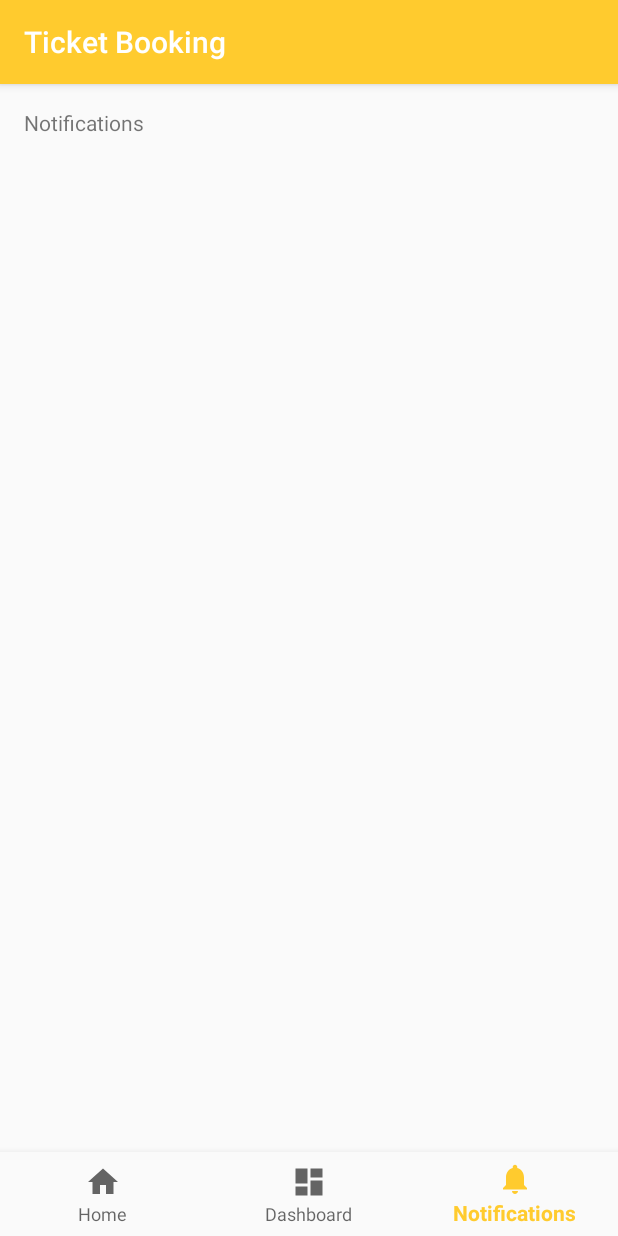
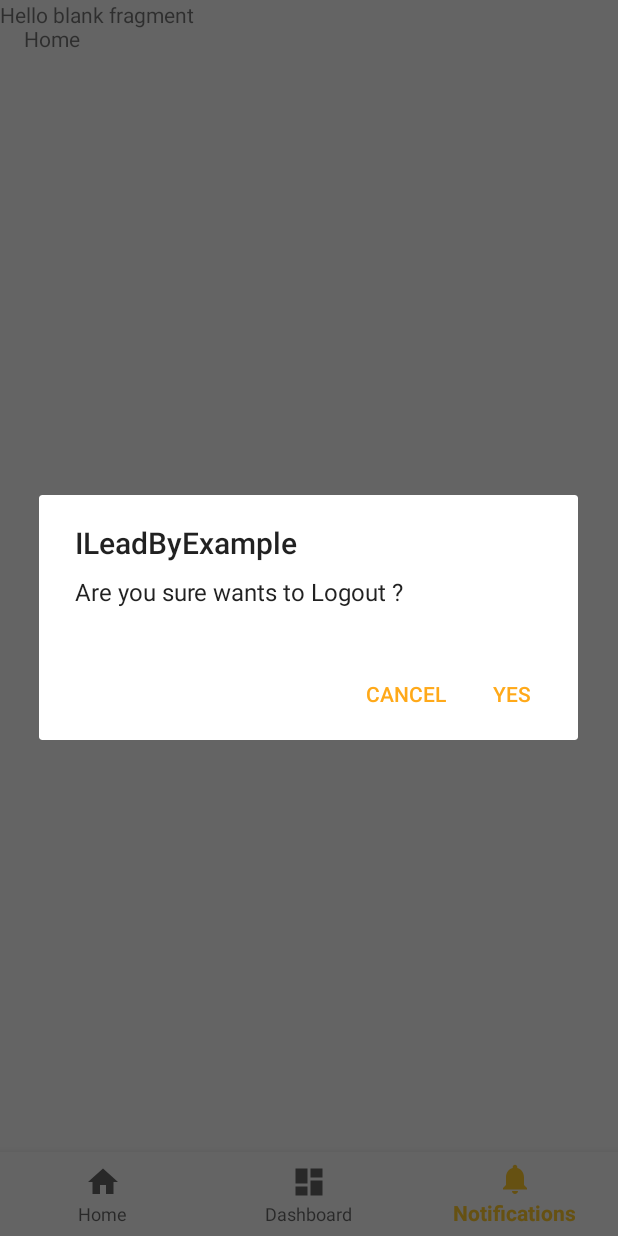
Before and after one commit to Bhushan-CPatil/TestApplication, an Android app: the MainActivity screen opened directly, with no data from a screen before it, item 3 of the bottom bar chosen, on a phone screen of 412 x 824 dp. Run offline under Robolectric (Android 15) with nearby library versions, the phone set to English and light mode, and no system bars.

```diff
--- a/app/src/main/java/com/bhushan/testapplication/activity/MainActivity.java
+++ b/app/src/main/java/com/bhushan/testapplication/activity/MainActivity.java
@@ -1,46 +1,129 @@
 package com.bhushan.testapplication.activity;
 
+import android.content.Context;
+import android.content.DialogInterface;
+import android.content.Intent;
 import android.os.Bundle;
 import android.support.annotation.NonNull;
+import android.support.constraint.ConstraintLayout;
 import android.support.design.widget.BottomNavigationView;
+import android.support.design.widget.Snackbar;
+import android.support.v4.app.Fragment;
+import android.support.v7.app.AlertDialog;
 import android.support.v7.app.AppCompatActivity;
 import android.view.MenuItem;
 import android.widget.TextView;
 
 import com.bhushan.testapplication.R;
+import com.bhushan.testapplication.fragment.Flight_List;
+import com.bhushan.testapplication.fragment.Frg_History;
+import com.bhushan.testapplication.others.ViewDialog;
+
+import java.io.IOException;
+
+import retrofit2.Call;
+import retrofit2.Callback;
+import retrofit2.Response;
 
 public class MainActivity extends AppCompatActivity {
 
-    private TextView mTextMessage;
+    ViewDialog progress;
+    BottomNavigationView bottomNavigationView;
+    ConstraintLayout container;
+    Fragment fragment = null;
 
-    private BottomNavigationView.OnNavigationItemSelectedListener mOnNavigationItemSelectedListener
+    @Override
+    protected void onCreate(Bundle savedInstanceState) {
+        super.onCreate(savedInstanceState);
+        setContentView(R.layout.activity_main);
+        getSupportActionBar().hide();
+        progress = new ViewDialog(MainActivity.this);
+        container = findViewById(R.id.container);
+        bottomNavigationView = findViewById(R.id.navigation);
+        fragment = new Flight_List();
+        loadFragment(fragment);
+
+        bottomNavigationView.setOnNavigationItemSelectedListener(new BottomNavigationView.OnNavigationItemSelectedListener() {
+            @Override
+            public boolean onNavigationItemSelected(@NonNull MenuItem menuItem) {
+
+                switch (menuItem.getItemId()) {
+                    case R.id.navigation_home:
+                        fragment = new Flight_List();
+                        loadFragment(fragment);
+                        return true;
+                    case R.id.navigation_dashboard:
+                        fragment = new Frg_History();
+                        loadFragment(fragment);
+                        return true;
+                    case R.id.navigation_notifications:
+                        dologout();
+                        return true;
+                }
+                return loadFragment(fragment);
+            }
+
+        });
+
+        BottomNavigationView.OnNavigationItemSelectedListener mOnNavigationItemSelectedListener
                 = new BottomNavigationView.OnNavigationItemSelectedListener() {
 
             @Override
             public boolean onNavigationItemSelected(@NonNull MenuItem item) {
                 switch (item.getItemId()) {
                     case R.id.navigation_home:
-                    mTextMessage.setText(R.string.title_home);
+                        fragment = new Flight_List();
                         return true;
                     case R.id.navigation_dashboard:
-                    mTextMessage.setText(R.string.title_dashboard);
+
+                        fragment = new Frg_History();
                         return true;
                     case R.id.navigation_notifications:
-                    mTextMessage.setText(R.string.title_notifications);
+                        dologout();
                         return true;
                 }
                 return false;
             }
         };
+    }
+    private void dologout() {
+        AlertDialog.Builder builder = new AlertDialog.Builder(this);
+        builder.setCancelable(true);
+        builder.setTitle("ILeadByExample");
+        builder.setMessage("Are you sure wants to Logout ?");
+        builder.setPositiveButton("Yes",
+                new DialogInterface.OnClickListener() {
+                    @Override
+                    public void onClick(DialogInterface dialog, int which) {
+                        Intent intent = new Intent(MainActivity.this,LoginScreen.class);
+                        intent.setFlags(Intent.FLAG_ACTIVITY_NEW_TASK | Intent.FLAG_ACTIVITY_CLEAR_TASK);
+                        startActivity(intent);
+                        finish();
+                    }
+                });
+        builder.setNegativeButton(android.R.string.cancel, new DialogInterface.OnClickListener() {
+            @Override
+            public void onClick(DialogInterface dialog, int which) {
+                //do nothing
+            }
+        });
 
-    @Override
-    protected void onCreate(Bundle savedInstanceState) {
-        super.onCreate(savedInstanceState);
-        setContentView(R.layout.activity_main);
+        AlertDialog dialog = builder.create();
+        dialog.show();
+    }
 
-        mTextMessage = (TextView) findViewById(R.id.message);
-        BottomNavigationView navigation = (BottomNavigationView) findViewById(R.id.navigation);
-        navigation.setOnNavigationItemSelectedListener(mOnNavigationItemSelectedListener);
+    private boolean loadFragment(Fragment fragment) {
+        //switching fragment
+
+
+        if (fragment != null) {
+            getSupportFragmentManager()
+                    .beginTransaction()
+                    .replace(R.id.container, fragment)
+                    .commit();
+            return true;
+        }
+        return false;
     }
 
 }
--- /dev/null
+++ b/app/src/main/java/com/bhushan/testapplication/fragment/Flight_List.java
@@ -0,0 +1,32 @@
+package com.bhushan.testapplication.fragment;
+
+import android.content.Context;
+import android.net.Uri;
+import android.os.Bundle;
+import android.support.v4.app.Fragment;
+import android.view.LayoutInflater;
+import android.view.View;
+import android.view.ViewGroup;
+
+import com.bhushan.testapplication.R;
+import com.bhushan.testapplication.others.ViewDialog;
+
+public class Flight_List extends Fragment {
+
+    View view;
+    ViewDialog progressDialog;
+
+    @Override
+    public View onCreateView(LayoutInflater inflater, ViewGroup container,
+                             Bundle savedInstanceState) {
+        // Inflate the layout for this fragment
+        view = inflater.inflate(R.layout.fragment_flight__list, container, false);
+        progressDialog=new ViewDialog(getActivity());
+
+
+
+
+        return view;
+    }
+
+}
--- /dev/null
+++ b/app/src/main/res/layout/fragment_frg__history.xml
@@ -0,0 +1,14 @@
+<?xml version="1.0" encoding="utf-8"?>
+<FrameLayout xmlns:android="http://schemas.android.com/apk/res/android"
+    xmlns:tools="http://schemas.android.com/tools"
+    android:layout_width="match_parent"
+    android:layout_height="match_parent"
+    tools:context=".fragment.Frg_History">
+
+    <!-- TODO: Update blank fragment layout -->
+    <TextView
+        android:layout_width="match_parent"
+        android:layout_height="match_parent"
+        android:text="@string/hello_blank_fragment" />
+
+</FrameLayout>
--- a/app/src/main/res/values/strings.xml
+++ b/app/src/main/res/values/strings.xml
@@ -3,4 +3,7 @@
     <string name="title_home">Home</string>
     <string name="title_dashboard">Dashboard</string>
     <string name="title_notifications">Notifications</string>
+
+    <!-- TODO: Remove or change this placeholder text -->
+    <string name="hello_blank_fragment">Hello blank fragment</string>
 </resources>
```
Also changed, not shown: app/src/main/java/com/bhushan/testapplication/fragment/Frg_History.java (added, +31 -0 lines), app/src/main/res/layout/fragment_flight__list.xml (added, +14 -0 lines). Lines whose indentation alone changed are shown as unchanged.
